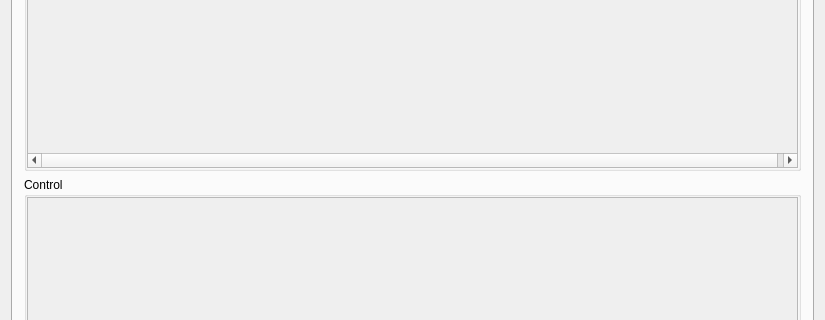
Before: the Qt Designer form gui/mainwindow.ui in jrueb/Burn-InSetupControlSoftware, drawn with Qt 5; both pictures show x 0 to 825 and y 188 to 508 of the 825 by 750 pixel window.
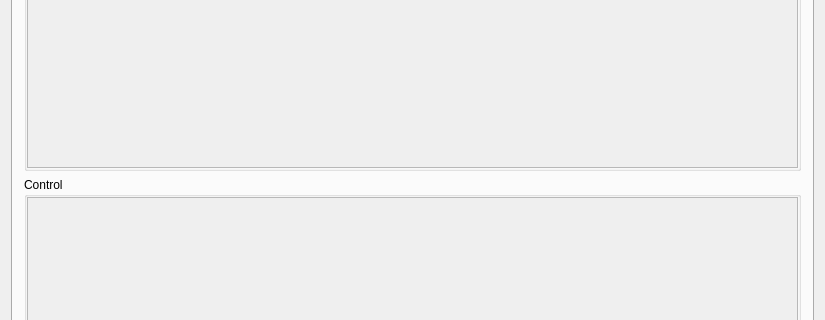
After: the same form once the commit is applied. The open tabs and pages were chosen to show the change.

Commit message: Fix crash when loading a config file two times

```diff
--- a/gui/mainwindow.ui
+++ b/gui/mainwindow.ui
@@ -346,7 +346,7 @@
                  <rect>
                   <x>0</x>
                   <y>0</y>
-                  <width>775</width>
+                  <width>750</width>
                   <height>276</height>
                  </rect>
                 </property>
```
Left out of the diff: 10 changed lines with no effect on the pictures. The commit also changes 1 other file.
